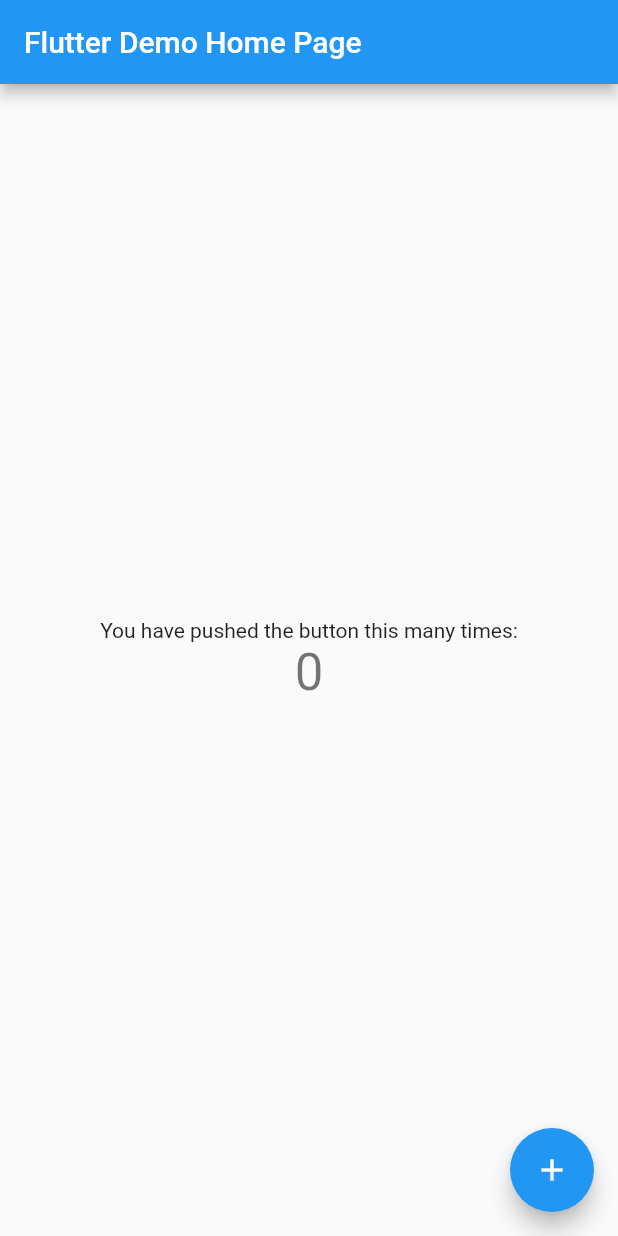
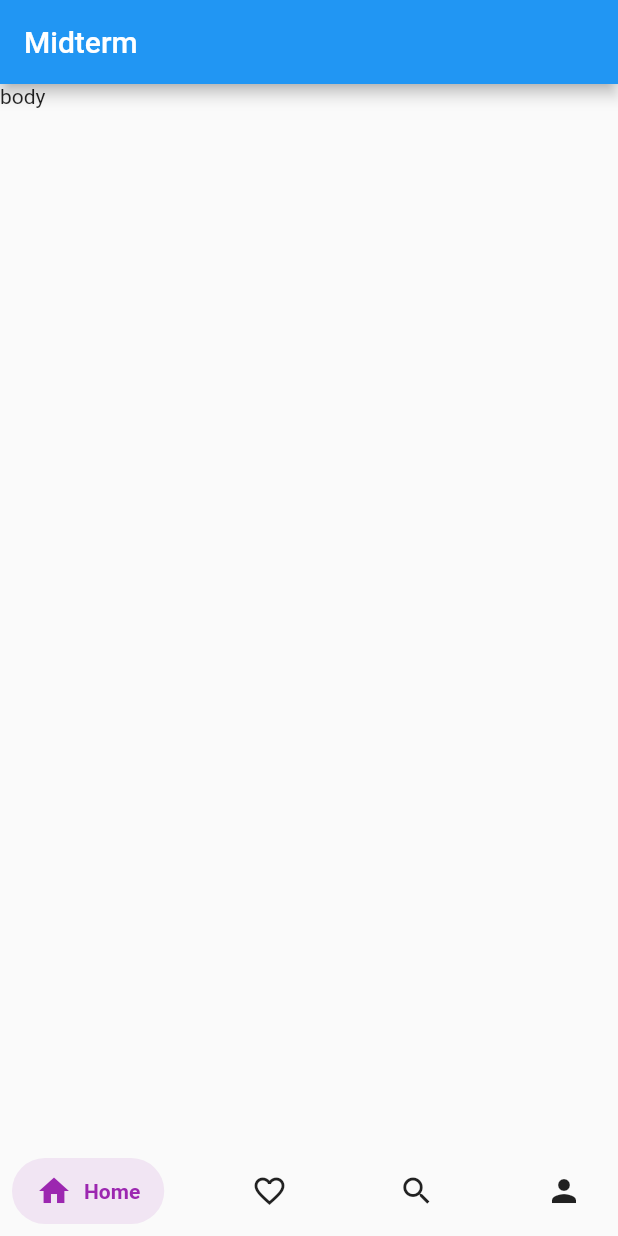
Before and after one commit to 6210110081/midterm_240-438, a Flutter app: the screen it shows after launch, on a phone screen of 412 x 824 dp. Run offline on Flutter 3.47's test engine with Material 2 defaults, Android fonts, the phone set to English and light mode, and no system bars; drawn by our look-alikes of salomon_bottom_bar.

Commit message:
make navigate

```diff
--- a/lib/main.dart
+++ b/lib/main.dart
@@ -1,25 +1,16 @@
 import 'package:flutter/material.dart';
+import 'package:salomon_bottom_bar/salomon_bottom_bar.dart';
 
 void main() {
   runApp(MyApp());
 }
 
 class MyApp extends StatelessWidget {
-  // This widget is the root of your application.
   @override
   Widget build(BuildContext context) {
     return MaterialApp(
-      title: 'Flutter Demo',
+      title: 'Midterm 240-438',
       theme: ThemeData(
-        // This is the theme of your application.
-        //
-        // Try running your application with "flutter run". You'll see the
-        // application has a blue toolbar. Then, without quitting the app, try
-        // changing the primarySwatch below to Colors.green and then invoke
-        // "hot reload" (press "r" in the console where you ran "flutter run",
-        // or simply save your changes to "hot reload" in a Flutter IDE).
-        // Notice that the counter didn't reset back to zero; the application
-        // is not restarted.
         primarySwatch: Colors.blue,
       ),
       home: MyHomePage(title: 'Flutter Demo Home Page'),
@@ -29,16 +20,6 @@ class MyApp extends StatelessWidget {
 
 class MyHomePage extends StatefulWidget {
   MyHomePage({Key? key, required this.title}) : super(key: key);
-
-  // This widget is the home page of your application. It is stateful, meaning
-  // that it has a State object (defined below) that contains fields that affect
-  // how it looks.
-
-  // This class is the configuration for the state. It holds the values (in this
-  // case the title) provided by the parent (in this case the App widget) and
-  // used by the build method of the State. Fields in a Widget subclass are
-  // always marked "final".
-
   final String title;
 
   @override
@@ -46,68 +27,50 @@ class MyHomePage extends StatefulWidget {
 }
 
 class _MyHomePageState extends State<MyHomePage> {
-  int _counter = 0;
-
-  void _incrementCounter() {
-    setState(() {
-      // This call to setState tells the Flutter framework that something has
-      // changed in this State, which causes it to rerun the build method below
-      // so that the display can reflect the updated values. If we changed
-      // _counter without calling setState(), then the build method would not be
-      // called again, and so nothing would appear to happen.
-      _counter++;
-    });
-  }
+  var _currentIndex = 0;
 
   @override
   Widget build(BuildContext context) {
-    // This method is rerun every time setState is called, for instance as done
-    // by the _incrementCounter method above.
-    //
-    // The Flutter framework has been optimized to make rerunning build methods
-    // fast, so that you can just rebuild anything that needs updating rather
-    // than having to individually change instances of widgets.
     return Scaffold(
       appBar: AppBar(
-        // Here we take the value from the MyHomePage object that was created by
-        // the App.build method, and use it to set our appbar title.
-        title: Text(widget.title),
+        title: Text('Midterm'),
       ),
-      body: Center(
-        // Center is a layout widget. It takes a single child and positions it
-        // in the middle of the parent.
-        child: Column(
-          // Column is also a layout widget. It takes a list of children and
-          // arranges them vertically. By default, it sizes itself to fit its
-          // children horizontally, and tries to be as tall as its parent.
-          //
-          // Invoke "debug painting" (press "p" in the console, choose the
-          // "Toggle Debug Paint" action from the Flutter Inspector in Android
-          // Studio, or the "Toggle Debug Paint" command in Visual Studio Code)
-          // to see the wireframe for each widget.
-          //
-          // Column has various properties to control how it sizes itself and
-          // how it positions its children. Here we use mainAxisAlignment to
-          // center the children vertically; the main axis here is the vertical
-          // axis because Columns are vertical (the cross axis would be
-          // horizontal).
-          mainAxisAlignment: MainAxisAlignment.center,
-          children: <Widget>[
-            Text(
-              'You have pushed the button this many times:',
-            ),
-            Text(
-              '$_counter',
-              style: Theme.of(context).textTheme.headline4,
-            ),
-          ],
-        ),
+      body: Container(
+        child: Text('body'),
       ),
-      floatingActionButton: FloatingActionButton(
-        onPressed: _incrementCounter,
-        tooltip: 'Increment',
-        child: Icon(Icons.add),
-      ), // This trailing comma makes auto-formatting nicer for build methods.
+      bottomNavigationBar: SalomonBottomBar(
+        currentIndex: _currentIndex,
+        onTap: (i) => setState(() => _currentIndex = i),
+        items: [
+          /// Home
+          SalomonBottomBarItem(
+            icon: Icon(Icons.home),
+            title: Text("Home"),
+            selectedColor: Colors.purple,
+          ),
+
+          /// Likes
+          SalomonBottomBarItem(
+            icon: Icon(Icons.favorite_border),
+            title: Text("Likes"),
+            selectedColor: Colors.pink,
+          ),
+
+          /// Search
+          SalomonBottomBarItem(
+            icon: Icon(Icons.search),
+            title: Text("Search"),
+            selectedColor: Colors.orange,
+          ),
+
+          /// Profile
+          SalomonBottomBarItem(
+            icon: Icon(Icons.person),
+            title: Text("Profile"),
+            selectedColor: Colors.teal,
+          ),
+        ],
+      ),
     );
   }
 }
--- a/pubspec.yaml
+++ b/pubspec.yaml
@@ -28,10 +28,12 @@ dependencies:
   # The following adds the Cupertino Icons font to your application.
   # Use with the CupertinoIcons class for iOS style icons.
   cupertino_icons: ^1.0.2
+  salomon_bottom_bar: ^3.1.0
 
 dev_dependencies:
   flutter_test:
     sdk: flutter
+
 
 # For information on the generic Dart part of this file, see the
 # following page: https://dart.dev/tools/pub/pubspec
```
Also changed, not shown: pubspec.lock.
